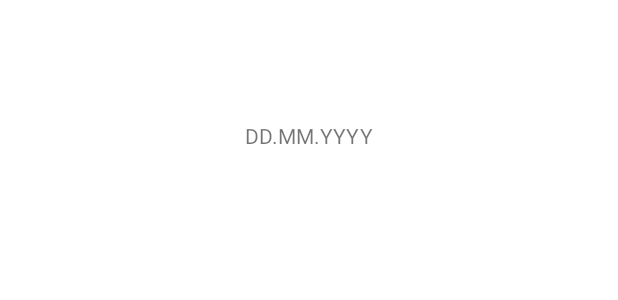
After one commit to khodchenko/FitProject, an Android app: the layout item_page.xml on its own in the app's theme, with its tools: preview values and no code run, on a phone screen of 412 x 824 dp. The commit adds this screen. Shown: the top 300 px of the screen. Run offline under Robolectric (Android 15) with nearby library versions, the phone set to English and light mode, and no system bars.

Commit message:
+ViewPager

```diff
--- /dev/null
+++ b/app/src/main/res/layout/item_page.xml
@@ -0,0 +1,18 @@
+<?xml version="1.0" encoding="utf-8"?>
+<androidx.constraintlayout.widget.ConstraintLayout xmlns:android="http://schemas.android.com/apk/res/android"
+    xmlns:app="http://schemas.android.com/apk/res-auto"
+    xmlns:tools="http://schemas.android.com/tools"
+    android:layout_width="match_parent"
+    android:layout_height="match_parent">
+
+    <TextView
+        android:id="@+id/date_tv"
+        android:layout_width="wrap_content"
+        android:layout_height="wrap_content"
+        android:text="DD.MM.YYYY"
+        app:layout_constraintBottom_toBottomOf="parent"
+        app:layout_constraintEnd_toEndOf="parent"
+        app:layout_constraintStart_toStartOf="parent"
+        app:layout_constraintTop_toTopOf="parent"
+        app:layout_constraintVertical_bias="0.100000024" />
+</androidx.constraintlayout.widget.ConstraintLayout>
--- a/app/src/main/res/navigation/nav_graph_application.xml
+++ b/app/src/main/res/navigation/nav_graph_application.xml
@@ -8,7 +8,7 @@
     <fragment
         android:id="@+id/mainFragment"
         android:name="com.example.fitproject.screens.MainFragment"
-        android:label="MainFragment" >
+        android:label="MainFragment">
         <argument
             android:name="usernameKey"
             app:argType="string"
```
Also changed, not shown: app/src/main/java/com/example/fitproject/adapters/ViewPagerAdapter.kt (added, +37 -0 lines), app/src/main/java/com/example/fitproject/screens/MainFragment.kt (+26 -3 lines), app/src/main/res/layout/activity_main.xml (+7 -1 lines), app/src/main/res/layout/fragment_main.xml (+11 -0 lines).
